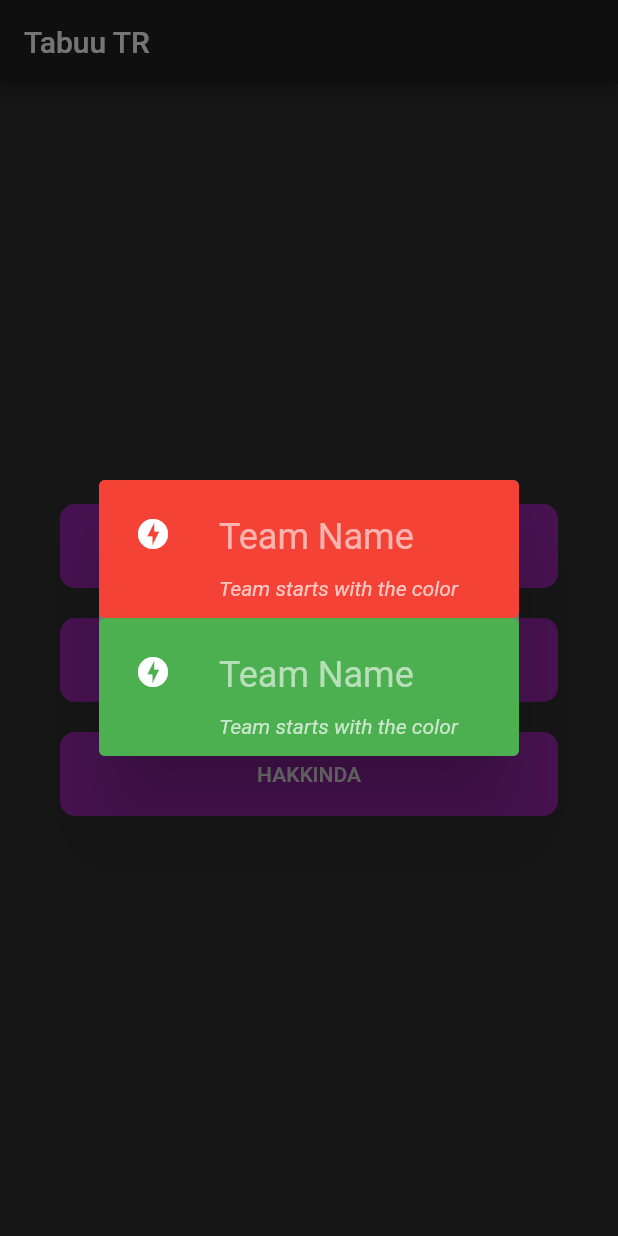
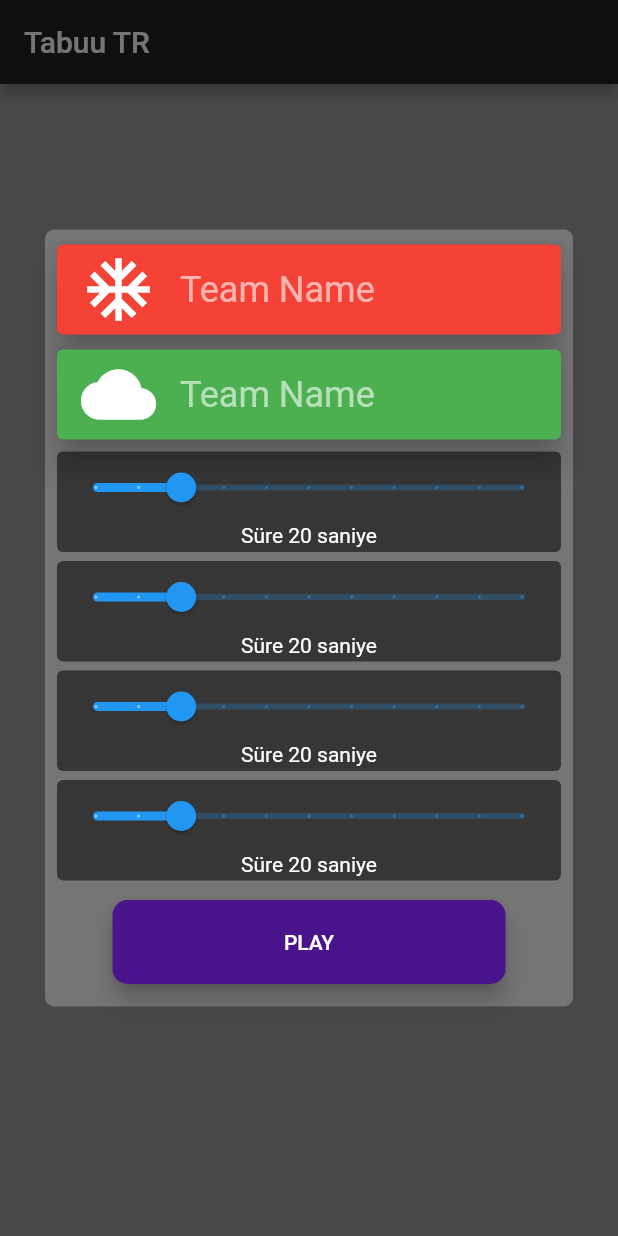
Before and after one commit to acsahin/tabuu_app, a Flutter app: the screen it shows after launch, after a tap on "OYNA", on a phone screen of 412 x 824 dp. Run offline on Flutter 3.47's test engine with Material 2 defaults, Android fonts, the phone set to English and light mode, and no system bars.

Commit message:
Choosing team color and icon. New setting tabs are added.

```diff
--- a/lib/main.dart
+++ b/lib/main.dart
@@ -9,7 +9,10 @@ class MyApp extends StatelessWidget {
   @override
   Widget build(BuildContext context) {
     return MaterialApp(
-      theme: ThemeData.dark(),
+      theme: ThemeData.dark().copyWith(
+        scaffoldBackgroundColor: Colors.grey
+
+      ),
       title: 'Tabuu TR',
       home: SafeArea(
         child: MainScreen(),
--- a/lib/screens/main_screen.dart
+++ b/lib/screens/main_screen.dart
@@ -1,3 +1,4 @@
+import 'package:flutter/cupertino.dart';
 import 'package:flutter/material.dart';
 import 'package:flutter/services.dart';
 import 'package:provider/provider.dart';
@@ -24,9 +25,10 @@ class MainScreen extends StatelessWidget {
               onPressed: () {
                 showDialog(
                   context: context,
-                    builder: (context) {
-                      return SettingsDialog();
-                    });
+                  builder: (_) => Center(
+                    child: SettingsDialog(),
+                  ),
+                );
               },
               title: 'OYNA',
             ),
@@ -55,15 +57,73 @@ class _SettingsDialogState extends State<SettingsDialog> {
   Widget build(BuildContext context) {
     return ChangeNotifierProvider(
       create: (context) => TeamData(),
-      child: SimpleDialog(
-        contentPadding: EdgeInsets.all(0.0),
-        backgroundColor: Colors.grey[600],
+      child: Column(
+        mainAxisSize: MainAxisSize.min,
+        children: <Widget>[
+          Container(
+            decoration: BoxDecoration(
+              color: Colors.grey[600],
+              borderRadius: BorderRadius.circular(6.0),
+            ),
+            margin: EdgeInsets.symmetric(vertical: 56.0, horizontal: 30.0),
+            padding: EdgeInsets.all(5.0),
+            child: Column(
+              mainAxisAlignment: MainAxisAlignment.start,
+              crossAxisAlignment: CrossAxisAlignment.stretch,
               children: <Widget>[
                 TeamCard(
                   selectedTeam: TeamNumber.team1,
                 ),
                 TeamCard(
                   selectedTeam: TeamNumber.team2,
+                ),
+                SettingsCard(),
+                SettingsCard(),
+                SettingsCard(),
+                SettingsCard(),
+                MainScreenButton(
+                  onPressed: () {},
+                  title: 'PLAY',
+                ),
+              ],
+            ),
+          ),
+        ],
+      ),
+    );
+  }
+}
+
+class SettingsCard extends StatefulWidget {
+  @override
+  _SettingsCardState createState() => _SettingsCardState();
+}
+
+class _SettingsCardState extends State<SettingsCard> {
+  double theValue = 20.0;
+
+  @override
+  Widget build(BuildContext context) {
+    return Card(
+      margin: EdgeInsets.all(3.0),
+      color: Colors.black54,
+      elevation: 0.0,
+      child: Column(
+        children: <Widget>[
+          Slider(
+            min: 10.0,
+            max: 60.0,
+            value: theValue,
+            onChanged: (newValue) {
+              setState(() {
+                theValue = newValue;
+              });
+            },
+            divisions: 10,
+          ),
+          Text('Süre ${theValue.toInt()} saniye'),
+          SizedBox(
+            height: 3.0,
           ),
         ],
       ),
@@ -78,23 +138,27 @@ class TeamCard extends StatelessWidget {
 
   Widget build(BuildContext context) {
     return GestureDetector(
+      onHorizontalDragEnd: (detail) {
+        selectedTeam == TeamNumber.team1 ? Provider.of<TeamData>(context, listen: false).changeTeam1Color() : Provider.of<TeamData>(context, listen: false).changeTeam2Color();
+      },
       onTap: () {
-        selectedTeam == TeamNumber.team1
-            ? Provider.of<TeamData>(context, listen: false).changeTeam1Color()
-            : Provider.of<TeamData>(context, listen: false).changeTeam2Color();
+        selectedTeam == TeamNumber.team1 ? Provider.of<TeamData>(context, listen: false).changeTeam1Icon() : Provider.of<TeamData>(context, listen: false).changeTeam2Icon();
       },
       child: Consumer<TeamData>(
         builder: (context, teamData, child) {
           return Card(
-            margin: EdgeInsets.all(0.0),
+            margin: EdgeInsets.symmetric(horizontal: 3.0, vertical: 5.0),
             color: selectedTeam == TeamNumber.team1
                 ? teamData.team1Color
                 : teamData.team2Color,
-            elevation: 0.0,
-            child: Padding(
-              padding: EdgeInsets.all(8.0),
+            elevation: 8.0,
             child: ListTile(
-                leading: Icon(Icons.offline_bolt),
+              leading: Icon(
+                selectedTeam == TeamNumber.team1
+                    ? teamData.team1Icon
+                    : teamData.team2Icon,
+                size: 50.0,
+              ),
               title: TextField(
                 decoration: InputDecoration(
                   hintText: 'Team Name',
@@ -106,13 +170,12 @@ class TeamCard extends StatelessWidget {
                   fontSize: 24.0,
                 ),
               ),
-                subtitle: Text(
-                  'Team starts with the color',
-                  style: TextStyle(
-                    fontStyle: FontStyle.italic,
-                  ),
-                ),
-              ),
+//              subtitle: Text(
+//                'Team starts with the color',
+//                style: TextStyle(
+//                  fontStyle: FontStyle.italic,
+//                ),
+//              ),
             ),
           );
         },
@@ -131,12 +194,13 @@ class MainScreenButton extends StatelessWidget {
   Widget build(BuildContext context) {
     return Padding(
       padding: const EdgeInsets.symmetric(horizontal: 40.0, vertical: 10.0),
-      child: FlatButton(
+      child: RaisedButton(
+        elevation: 6.0,
         shape: RoundedRectangleBorder(
           borderRadius: BorderRadius.circular(10.0),
         ),
         onPressed: onPressed,
-        color: Colors.purple,
+        color: Colors.purple[900],
         padding: EdgeInsets.all(20.0),
         child: Text(title),
       ),
```
Also changed, not shown: lib/models/team_data.dart (+28 -13 lines). Lines whose indentation alone changed are shown as unchanged.
